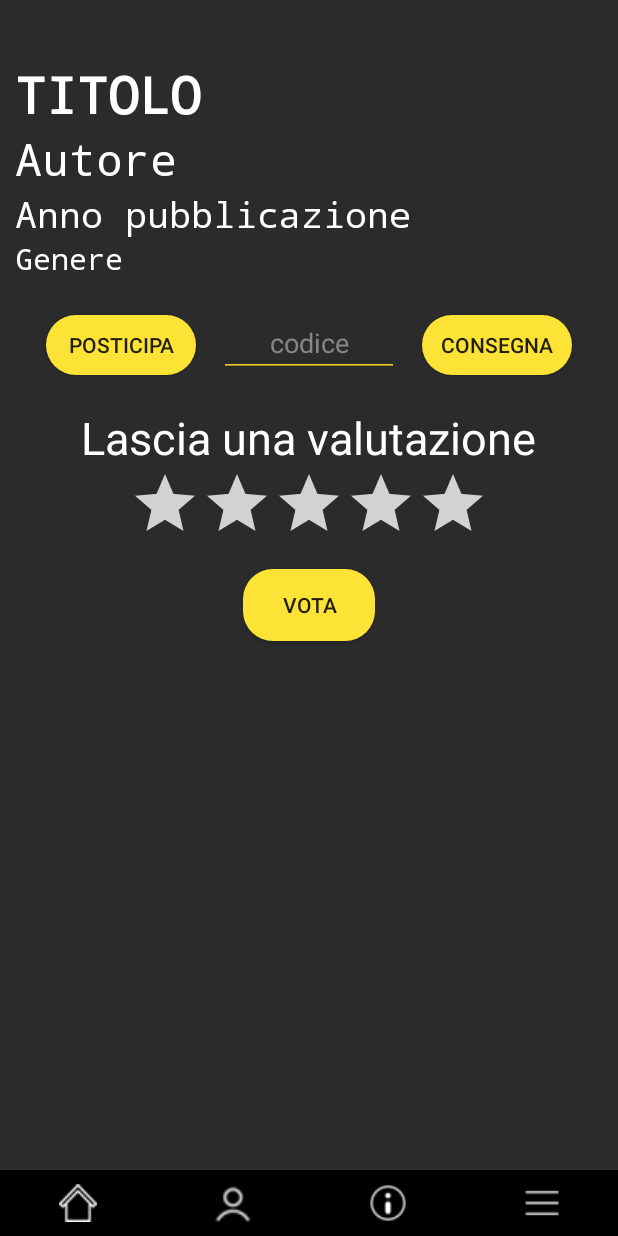
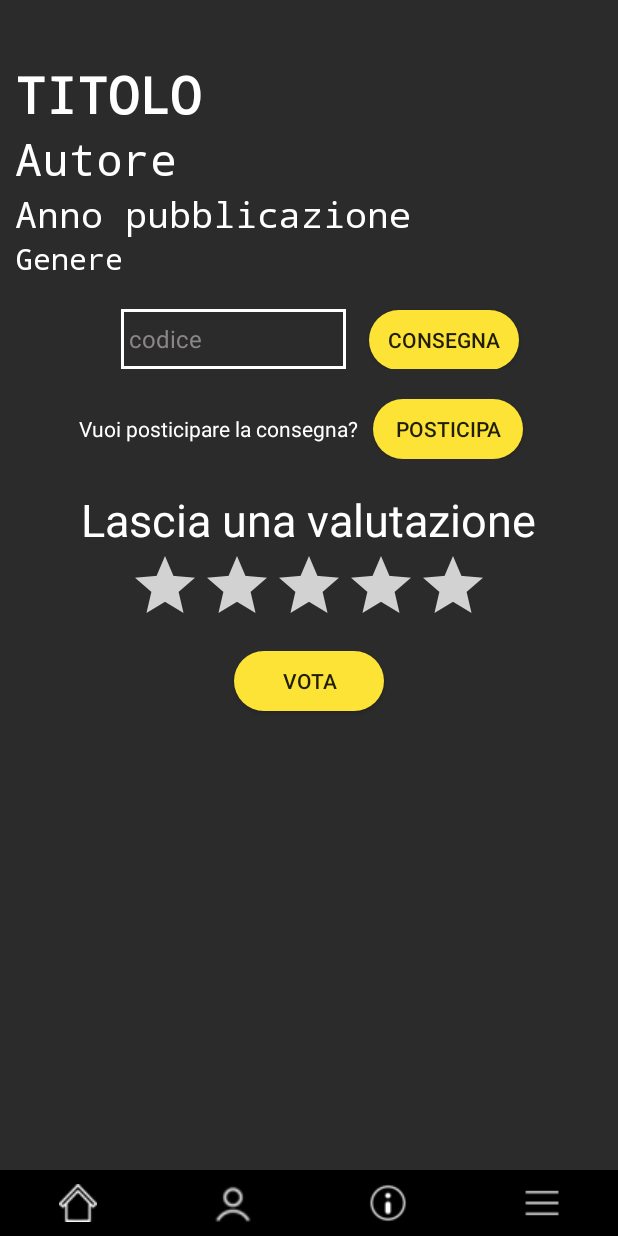
Before and after one commit to josy11unipa/Biblioteca, an Android app: the fragment Consegna_Fragment placed in its activity, on a phone screen of 412 x 824 dp. Run offline under Robolectric (Android 15) with nearby library versions, the phone set to English and light mode, and no system bars; Roboto replaces fonts that are not available here; 1 statement that could not run was skipped.

Commit message:
Merge remote-tracking branch 'origin/master'

```diff
--- /dev/null
+++ b/app/src/main/res/drawable/custom_cursor_layout.xml
@@ -0,0 +1,5 @@
+<?xml version="1.0" encoding="utf-8"?>
+<shape xmlns:android="http://schemas.android.com/apk/res/android">
+    <size android:width="2dp" />
+    <solid android:color="#ffffff" />
+</shape>
--- a/app/src/main/res/layout/consegna_layout.xml
+++ b/app/src/main/res/layout/consegna_layout.xml
@@ -39,7 +39,7 @@
                 tools:srcCompat="@tools:sample/avatars" />
 
             <LinearLayout
-                android:id="@+id/linearLayout3"
+                android:id="@+id/linearLayoutInfiLibro"
                 android:layout_width="match_parent"
                 android:layout_height="wrap_content"
                 android:layout_marginTop="20dp"
@@ -96,30 +96,24 @@
                 android:layout_marginVertical="20dp"
                 android:gravity="center_horizontal"
                 android:orientation="horizontal"
-                app:layout_constraintTop_toBottomOf="@+id/linearLayout3"
+                app:layout_constraintTop_toBottomOf="@+id/linearLayoutInfiLibro"
                 tools:layout_editor_absoluteX="0dp">
-
-                <Button
-                    android:id="@+id/buttonPosticipa"
-                    android:layout_width="100dp"
-                    android:layout_height="40dp"
-                    android:background="@drawable/green_button"
-                    android:backgroundTint="@color/text"
-                    android:text="Posticipa" />
 
                 <EditText
                     android:id="@+id/codice"
-                    android:layout_width="120dp"
-                    android:layout_height="wrap_content"
+                    android:layout_width="150dp"
+                    android:layout_height="40dp"
                     android:layout_marginHorizontal="15dp"
-                    android:backgroundTint="#EFCF25"
-                    android:ems="10"
+                    android:background="@drawable/edit_text_draw"
                     android:hint="codice"
                     android:inputType="text"
-                    android:textAlignment="center"
+                    android:paddingLeft="5dp"
+                    android:textAlignment="viewStart"
                     android:textColor="#FFFFFF"
                     android:textColorHighlight="#FFDF36"
-                    android:textColorHint="#8A8686" />
+                    android:textColorHint="#8A8686"
+                    android:textSize="16sp"
+                    tools:ignore="TouchTargetSizeCheck" />
 
                 <Button
                     android:id="@+id/buttonConsegna"
@@ -127,18 +121,46 @@
                     android:layout_height="40dp"
                     android:background="@drawable/green_button"
                     android:backgroundTint="@color/text"
-                    android:text="Consegna" />
+                    android:text="Consegna"
+                    tools:ignore="TouchTargetSizeCheck" />
 
             </LinearLayout>
 
             <LinearLayout
-                android:id="@+id/linearLayout2"
+                android:id="@+id/LinearLayoutPosticipa"
+                android:layout_width="match_parent"
+                android:layout_height="match_parent"
+                android:layout_marginVertical="20dp"
+                android:gravity="center_horizontal"
+                android:orientation="horizontal"
+                app:layout_constraintTop_toBottomOf="@+id/linearLayoutVotazione">
+
+                <TextView
+                    android:id="@+id/textView6"
+                    android:layout_width="wrap_content"
+                    android:layout_height="wrap_content"
+                    android:text="Vuoi posticipare la consegna?"
+                    android:textColor="#FFFFFF" />
+
+                <Button
+                    android:id="@+id/buttonPosticipa"
+                    android:layout_width="100dp"
+                    android:layout_height="40dp"
+                    android:layout_marginHorizontal="10dp"
+                    android:background="@drawable/green_button"
+                    android:backgroundTint="@color/text"
+                    android:text="Posticipa"
+                    tools:ignore="TouchTargetSizeCheck" />
+            </LinearLayout>
+
+            <LinearLayout
+                android:id="@+id/LinearLayoutValutazione"
                 android:layout_width="match_parent"
                 android:layout_height="match_parent"
                 android:layout_marginTop="20dp"
                 android:gravity="center_horizontal"
                 android:orientation="vertical"
-                app:layout_constraintTop_toBottomOf="@id/linearLayoutVotazione">
+                app:layout_constraintTop_toBottomOf="@id/LinearLayoutPosticipa">
 
                 <TextView
                     android:id="@+id/textValutazione"
@@ -155,12 +177,13 @@
                     android:isIndicator="false"
                     android:numStars="5"
                     android:progressBackgroundTint="#D2D2D2"
-                    android:progressTint="#FBE236" />
+                    android:progressTint="#FBE236"
+                    tools:ignore="SpeakableTextPresentCheck" />
 
                 <Button
                     android:id="@+id/buttonVota"
-                    android:layout_width="wrap_content"
-                    android:layout_height="wrap_content"
+                    android:layout_width="100dp"
+                    android:layout_height="40dp"
                     android:layout_marginVertical="10dp"
                     android:background="@drawable/green_button"
                     android:text="Vota" />
--- a/app/src/main/res/layout/libro_layout.xml
+++ b/app/src/main/res/layout/libro_layout.xml
@@ -61,7 +61,7 @@
                 app:layout_constraintTop_toBottomOf="@+id/copertina" />
 
             <LinearLayout
-                android:id="@+id/linearLayout3"
+                android:id="@+id/linearLayoutInfiLibro"
                 android:layout_width="match_parent"
                 android:layout_height="wrap_content"
                 android:orientation="vertical"
@@ -126,7 +126,7 @@
                 android:paddingVertical="20dp"
                 app:layout_constraintEnd_toEndOf="parent"
                 app:layout_constraintStart_toStartOf="parent"
-                app:layout_constraintTop_toBottomOf="@+id/linearLayout3">
+                app:layout_constraintTop_toBottomOf="@+id/linearLayoutInfiLibro">
 
                 <TextView
                     android:id="@+id/descrizione"
```
